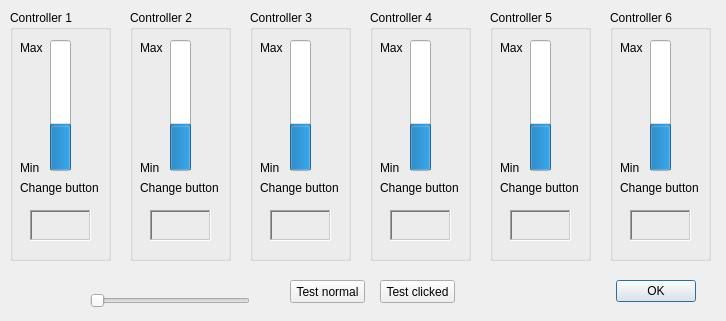
The window that src/controllerdlg.ui (frechilla/qslotracing) describes before a commit, drawn with Qt 5.
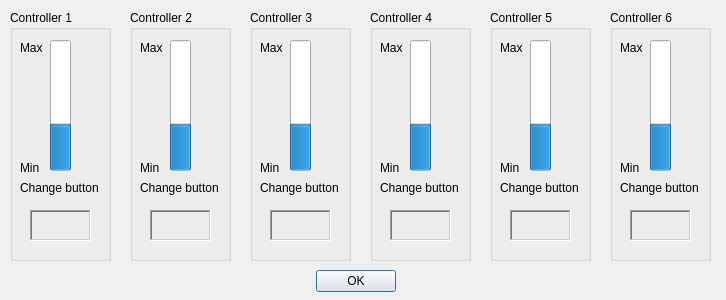
The same window after the commit. Icons and pictures are not drawn.

Commit message: Icons updated for auxiliary windows; stats bug fixed.

The edit to the form file:
```diff
--- a/src/controllerdlg.ui
+++ b/src/controllerdlg.ui
@@ -7,7 +7,7 @@
     <x>0</x>
     <y>0</y>
     <width>726</width>
-    <height>321</height>
+    <height>300</height>
    </rect>
   </property>
   <property name="windowTitle">
@@ -19,8 +19,8 @@
   <widget class="QDialogButtonBox" name="buttonBox">
    <property name="geometry">
     <rect>
-     <x>540</x>
-     <y>280</y>
+     <x>240</x>
+     <y>270</y>
      <width>156</width>
      <height>23</height>
     </rect>
@@ -590,48 +590,6 @@
     </property>
    </widget>
   </widget>
-  <widget class="QSlider" name="horizontalSlider">
-   <property name="geometry">
-    <rect>
-     <x>90</x>
-     <y>290</y>
-     <width>160</width>
-     <height>21</height>
-    </rect>
-   </property>
-   <property name="maximum">
-    <number>15</number>
-   </property>
-   <property name="orientation">
-    <enum>Qt::Horizontal</enum>
-   </property>
-  </widget>
-  <widget class="QPushButton" name="btnchange">
-   <property name="geometry">
-    <rect>
-     <x>290</x>
-     <y>280</y>
-     <width>75</width>
-     <height>23</height>
-    </rect>
-   </property>
-   <property name="text">
-    <string>Test normal</string>
-   </property>
-  </widget>
-  <widget class="QPushButton" name="pushButton">
-   <property name="geometry">
-    <rect>
-     <x>380</x>
-     <y>280</y>
-     <width>75</width>
-     <height>23</height>
-    </rect>
-   </property>
-   <property name="text">
-    <string>Test clicked</string>
-   </property>
-  </widget>
  </widget>
  <resources/>
  <connections>
```
Left out of the diff: 8 changed lines with no effect on the pictures. The commit also changes 7 other files.
